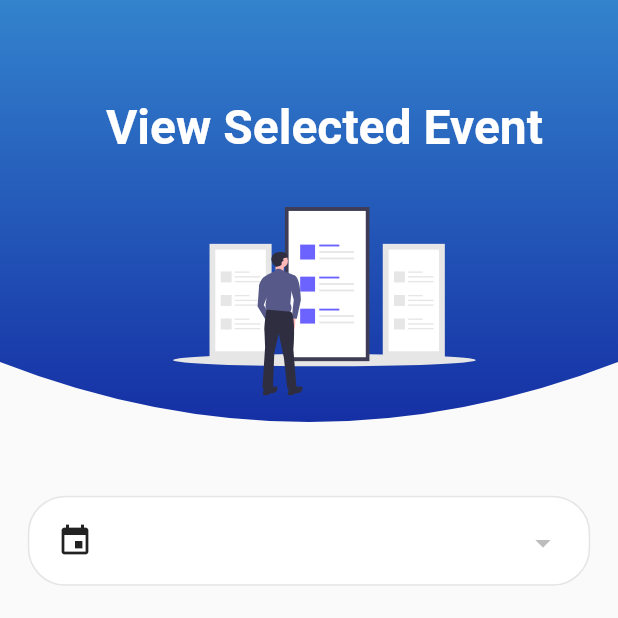
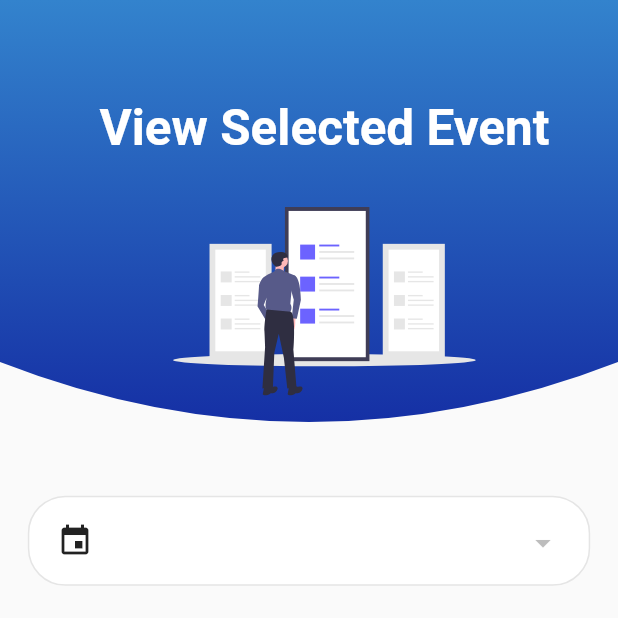
Before and after one commit to HollandPleskac/Name-Gifts-App-V2, a Flutter app: the HomeScreen screen opened directly, on a phone screen of 412 x 824 dp, the top half of it. Run offline on Flutter 3.47's test engine with Material 2 defaults, Android fonts, the phone set to English and light mode, and no system bars; drawn by our look-alikes of auto_size_text; our stand-ins replace cloud_firestore, firebase_auth, flutter_svg, google_nav_bar, line_icons, random_string and 1 more; missing offline and left inert: polygon_clipper; accounts and stored records are empty.

Commit message:
dynamic text

```diff
--- a/lib/app_screens/home_screen.dart
+++ b/lib/app_screens/home_screen.dart
@@ -197,11 +197,11 @@ class _HomeScreenState extends State<HomeScreen> {
                         ),
                         Align(
                           alignment: Alignment.topCenter,
-                          child: AutoSizeText(
+                          child: Text(
                             'View Selected Event',
                             style: kHeadingTextStyle.copyWith(
                               color: Colors.white,
-                              fontSize: 32,
+                              fontSize: MediaQuery.of(context).size.width*0.08,
                             ),
                             maxLines: 1,
                           ),
```
